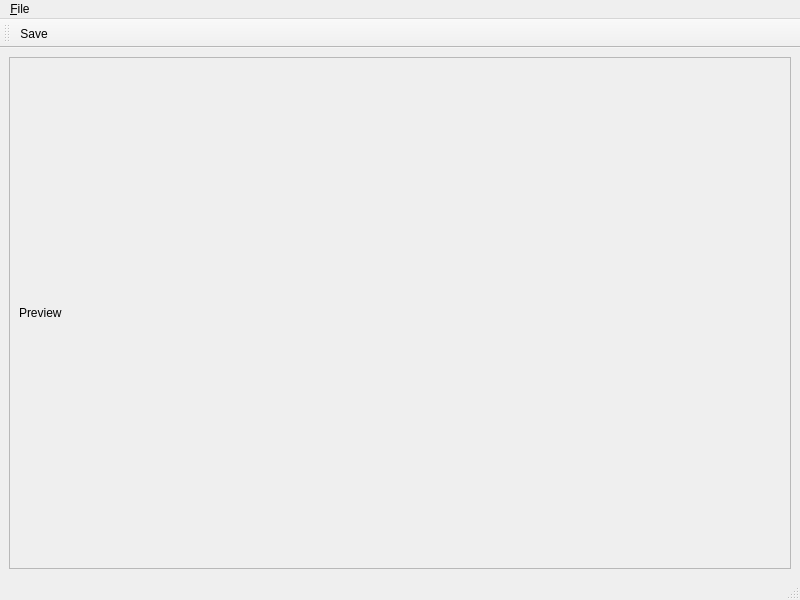
Kvalme/noisetexturegenerator, file NoiseTextureGenerator/PreviewRenderer/previewrenderer.ui: the form before one commit.
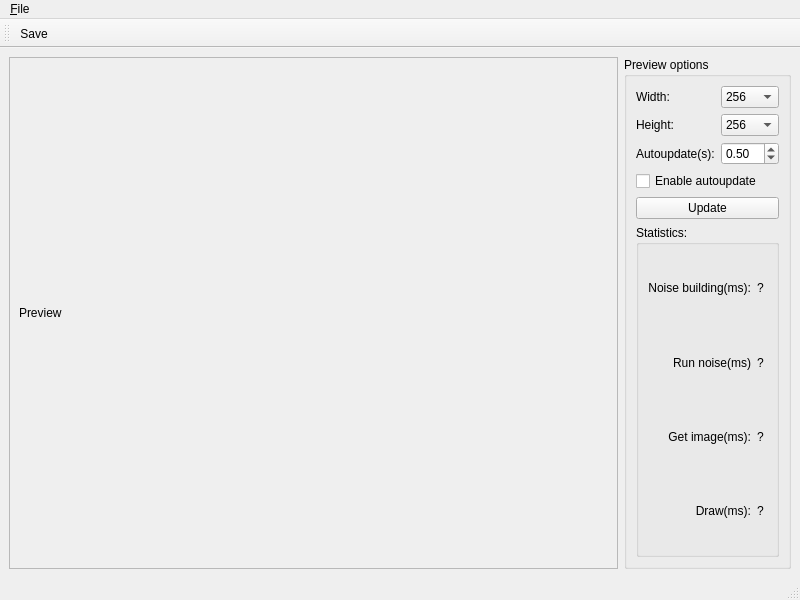
The form after the commit.

```diff
--- a/NoiseTextureGenerator/PreviewRenderer/previewrenderer.ui
+++ b/NoiseTextureGenerator/PreviewRenderer/previewrenderer.ui
@@ -14,7 +14,7 @@
    <string>Texture preview</string>
   </property>
   <widget class="QWidget" name="centralwidget">
-   <layout class="QVBoxLayout" name="verticalLayout">
+   <layout class="QHBoxLayout" name="horizontalLayout">
     <item>
      <widget class="QScrollArea" name="previewArea">
       <property name="widgetResizable">
@@ -25,7 +25,7 @@
         <rect>
          <x>0</x>
          <y>0</y>
-         <width>786</width>
+         <width>600</width>
          <height>522</height>
         </rect>
        </property>
@@ -41,6 +41,269 @@
       </widget>
      </widget>
     </item>
+    <item>
+     <widget class="QGroupBox" name="groupBox">
+      <property name="title">
+       <string>Preview options</string>
+      </property>
+      <layout class="QVBoxLayout" name="verticalLayout">
+       <item>
+        <layout class="QGridLayout" name="gridLayout">
+         <item row="1" column="0">
+          <widget class="QLabel" name="label">
+           <property name="text">
+            <string>Height:</string>
+           </property>
+          </widget>
+         </item>
+         <item row="0" column="0">
+          <widget class="QLabel" name="label_2">
+           <property name="text">
+            <string>Width:</string>
+           </property>
+          </widget>
+         </item>
+         <item row="2" column="0">
+          <widget class="QLabel" name="label_3">
+           <property name="text">
+            <string>Autoupdate(s):</string>
+           </property>
+          </widget>
+         </item>
+         <item row="0" column="1">
+          <widget class="QComboBox" name="width">
+           <property name="currentIndex">
+            <number>3</number>
+           </property>
+           <item>
+            <property name="text">
+             <string>32</string>
+            </property>
+           </item>
+           <item>
+            <property name="text">
+             <string>64</string>
+            </property>
+           </item>
+           <item>
+            <property name="text">
+             <string>128</string>
+            </property>
+           </item>
+           <item>
+            <property name="text">
+             <string>256</string>
+            </property>
+           </item>
+           <item>
+            <property name="text">
+             <string>512</string>
+            </property>
+           </item>
+           <item>
+            <property name="text">
+             <string>1024</string>
+            </property>
+           </item>
+           <item>
+            <property name="text">
+             <string>2048</string>
+            </property>
+           </item>
+           <item>
+            <property name="text">
+             <string>4096</string>
+            </property>
+           </item>
+           <item>
+            <property name="text">
+             <string>8192</string>
+            </property>
+           </item>
+          </widget>
+         </item>
+         <item row="1" column="1">
+          <widget class="QComboBox" name="height">
+           <property name="currentIndex">
+            <number>3</number>
+           </property>
+           <item>
+            <property name="text">
+             <string>32</string>
+            </property>
+           </item>
+           <item>
+            <property name="text">
+             <string>64</string>
+            </property>
+           </item>
+           <item>
+            <property name="text">
+             <string>128</string>
+            </property>
+           </item>
+           <item>
+            <property name="text">
+             <string>256</string>
+            </property>
+           </item>
+           <item>
+            <property name="text">
+             <string>512</string>
+            </property>
+           </item>
+           <item>
+            <property name="text">
+             <string>1024</string>
+            </property>
+           </item>
+           <item>
+            <property name="text">
+             <string>2048</string>
+            </property>
+           </item>
+           <item>
+            <property name="text">
+             <string>4096</string>
+            </property>
+           </item>
+           <item>
+            <property name="text">
+             <string>8192</string>
+            </property>
+           </item>
+          </widget>
+         </item>
+         <item row="2" column="1">
+          <widget class="QDoubleSpinBox" name="autoupdateTime">
+           <property name="minimum">
+            <double>0.030000000000000</double>
+           </property>
+           <property name="maximum">
+            <double>10.000000000000000</double>
+           </property>
+           <property name="singleStep">
+            <double>0.010000000000000</double>
+           </property>
+           <property name="value">
+            <double>0.500000000000000</double>
+           </property>
+          </widget>
+         </item>
+        </layout>
+       </item>
+       <item>
+        <widget class="QCheckBox" name="enableAutoupdate">
+         <property name="text">
+          <string>Enable autoupdate</string>
+         </property>
+        </widget>
+       </item>
+       <item>
+        <widget class="QPushButton" name="pushButton">
+         <property name="text">
+          <string>Update</string>
+         </property>
+        </widget>
+       </item>
+       <item>
+        <widget class="QGroupBox" name="groupBox_2">
+         <property name="sizePolicy">
+          <sizepolicy hsizetype="Minimum" vsizetype="Preferred">
+           <horstretch>0</horstretch>
+           <verstretch>0</verstretch>
+          </sizepolicy>
+         </property>
+         <property name="title">
+          <string>Statistics:</string>
+         </property>
+         <layout class="QGridLayout" name="gridLayout_2">
+          <item row="0" column="0">
+           <widget class="QLabel" name="label_4">
+            <property name="toolTip">
+             <string>&lt;html&gt;&lt;head/&gt;&lt;body&gt;&lt;p&gt;Build source + compile kernel + build kernel + create input array&lt;/p&gt;&lt;/body&gt;&lt;/html&gt;</string>
+            </property>
+            <property name="text">
+             <string>Noise building(ms):</string>
+            </property>
+            <property name="alignment">
+             <set>Qt::AlignRight|Qt::AlignTrailing|Qt::AlignVCenter</set>
+            </property>
+           </widget>
+          </item>
+          <item row="0" column="1">
+           <widget class="QLabel" name="buildTime">
+            <property name="text">
+             <string>?</string>
+            </property>
+           </widget>
+          </item>
+          <item row="1" column="0">
+           <widget class="QLabel" name="label_6">
+            <property name="toolTip">
+             <string>&lt;html&gt;&lt;head/&gt;&lt;body&gt;&lt;p&gt;Set input + run kernel&lt;/p&gt;&lt;/body&gt;&lt;/html&gt;</string>
+            </property>
+            <property name="text">
+             <string>Run noise(ms)</string>
+            </property>
+            <property name="alignment">
+             <set>Qt::AlignRight|Qt::AlignTrailing|Qt::AlignVCenter</set>
+            </property>
+           </widget>
+          </item>
+          <item row="2" column="0">
+           <widget class="QLabel" name="label_7">
+            <property name="toolTip">
+             <string>&lt;html&gt;&lt;head/&gt;&lt;body&gt;&lt;p&gt;Receive OpenCL buffer&lt;/p&gt;&lt;/body&gt;&lt;/html&gt;</string>
+            </property>
+            <property name="text">
+             <string>Get image(ms):</string>
+            </property>
+            <property name="alignment">
+             <set>Qt::AlignRight|Qt::AlignTrailing|Qt::AlignVCenter</set>
+            </property>
+           </widget>
+          </item>
+          <item row="3" column="0">
+           <widget class="QLabel" name="label_8">
+            <property name="toolTip">
+             <string>&lt;html&gt;&lt;head/&gt;&lt;body&gt;&lt;p&gt;QT draw&lt;/p&gt;&lt;/body&gt;&lt;/html&gt;</string>
+            </property>
+            <property name="text">
+             <string>Draw(ms):</string>
+            </property>
+            <property name="alignment">
+             <set>Qt::AlignRight|Qt::AlignTrailing|Qt::AlignVCenter</set>
+            </property>
+           </widget>
+          </item>
+          <item row="1" column="1">
+           <widget class="QLabel" name="runTime">
+            <property name="text">
+             <string>?</string>
+            </property>
+           </widget>
+          </item>
+          <item row="2" column="1">
+           <widget class="QLabel" name="getTime">
+            <property name="text">
+             <string>?</string>
+            </property>
+           </widget>
+          </item>
+          <item row="3" column="1">
+           <widget class="QLabel" name="drawTime">
+            <property name="text">
+             <string>?</string>
+            </property>
+           </widget>
+          </item>
+         </layout>
+        </widget>
+       </item>
+      </layout>
+     </widget>
+    </item>
    </layout>
   </widget>
   <widget class="QMenuBar" name="menubar">
```
